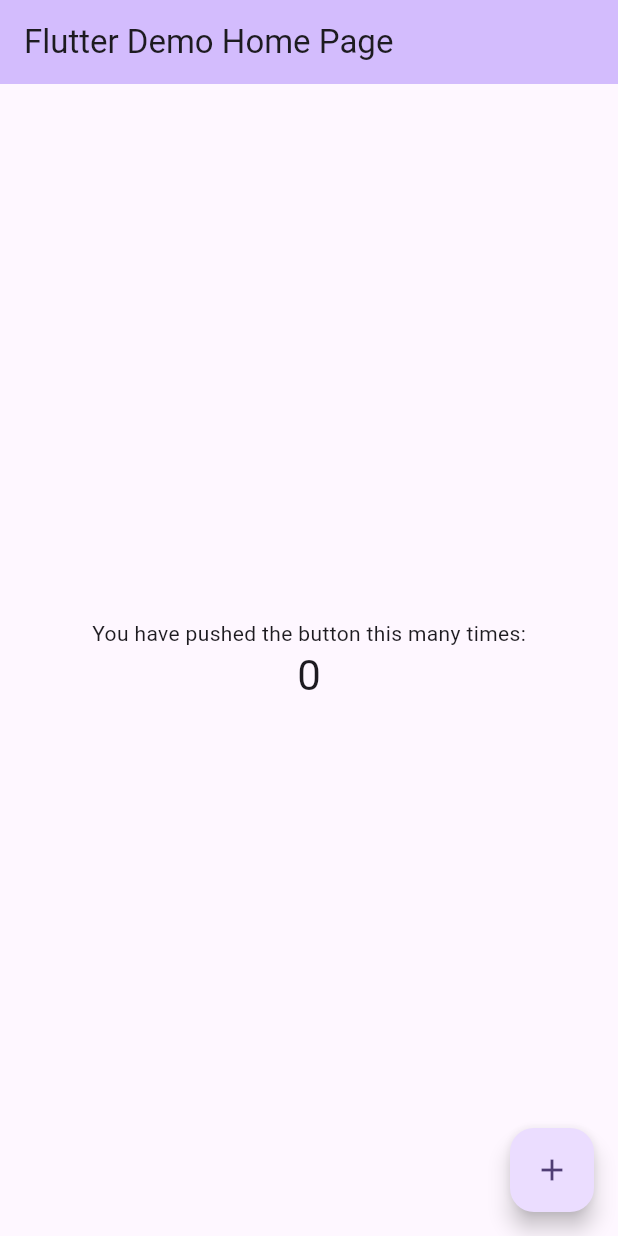
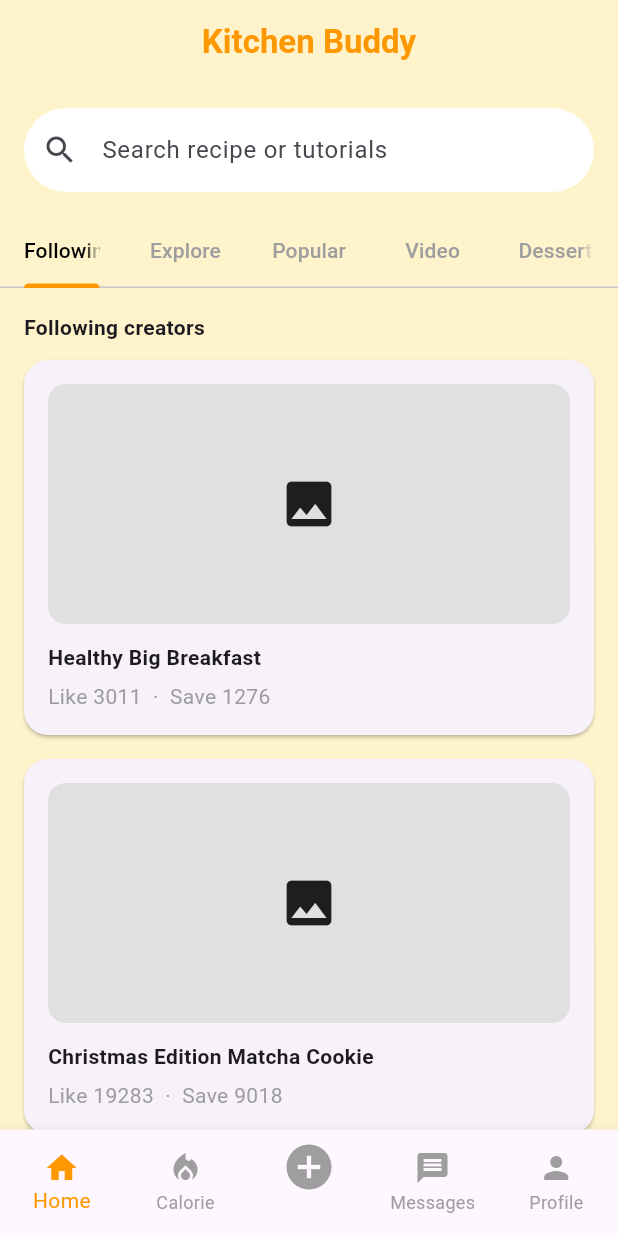
Before and after one commit to jiaxuenee/fyp_project_2, a Flutter app: the screen it shows after launch, on a phone screen of 412 x 824 dp. Run offline on Flutter 3.47's test engine with Material 3 defaults, Android fonts, the light colour scheme and no system bars.

Commit message:
initial commit

```diff
--- /dev/null
+++ b/lib/home_screen.dart
@@ -0,0 +1,197 @@
+import 'package:flutter/material.dart';
+
+class HomeScreen extends StatefulWidget {
+  const HomeScreen({super.key});
+
+  @override
+  State<HomeScreen> createState() => _HomeScreenState();
+}
+
+class _HomeScreenState extends State<HomeScreen>
+    with SingleTickerProviderStateMixin {
+  late TabController _tabController;
+
+  @override
+  void initState() {
+    super.initState();
+    _tabController = TabController(length: 5, vsync: this);
+  }
+
+  @override
+  void dispose() {
+    _tabController.dispose();
+    super.dispose();
+  }
+
+  @override
+  Widget build(BuildContext context) {
+    return Scaffold(
+      backgroundColor: const Color(0xFFFFF3CC),
+      appBar: AppBar(
+        backgroundColor: const Color(0xFFFFF3CC),
+        elevation: 0,
+        centerTitle: true,
+        title: const Text(
+          'Kitchen Buddy',
+          style: TextStyle(
+            fontWeight: FontWeight.bold,
+            color: Colors.orange,
+          ),
+        ),
+      ),
+      body: Column(
+        children: [
+          _buildSearchBar(),
+          TabBar(
+            controller: _tabController,
+            indicatorColor: Colors.orange,
+            labelColor: Colors.black,
+            unselectedLabelColor: Colors.grey,
+            tabs: const [
+              Tab(text: 'Following'),
+              Tab(text: 'Explore'),
+              Tab(text: 'Popular'),
+              Tab(text: 'Video'),
+              Tab(text: 'Desserts'),
+            ],
+          ),
+          Expanded(
+            child: TabBarView(
+              controller: _tabController,
+              children: [
+                _followingTab(),
+                _exploreTab(),
+                _popularTab(),
+                _videoTab(),
+                _dessertTab(),
+              ],
+            ),
+          ),
+        ],
+      ),
+      bottomNavigationBar: _buildBottomNav(),
+    );
+  }
+
+  Widget _buildSearchBar() {
+    return Padding(
+      padding: const EdgeInsets.all(16.0),
+      child: TextField(
+        decoration: InputDecoration(
+          hintText: 'Search recipe or tutorials',
+          prefixIcon: const Icon(Icons.search),
+          filled: true,
+          fillColor: Colors.white,
+          border: OutlineInputBorder(
+            borderRadius: BorderRadius.circular(30),
+            borderSide: BorderSide.none,
+          ),
+        ),
+      ),
+    );
+  }
+
+  Widget _followingTab() {
+    return ListView(
+      padding: const EdgeInsets.all(16),
+      children: [
+        const Text('Following creators',
+            style: TextStyle(fontWeight: FontWeight.bold)),
+        const SizedBox(height: 12),
+        _recipeCard('Healthy Big Breakfast', 'Like 3011  ·  Save 1276'),
+        _recipeCard('Christmas Edition Matcha Cookie', 'Like 19283  ·  Save 9018'),
+        _recipeCard('ThaiStyle Pineapple Fried Rice', 'Like 211  ·  Save 152'),
+      ],
+    );
+  }
+
+  Widget _exploreTab() {
+    return const Center(child: Text('Explore content here'));
+  }
+
+  Widget _popularTab() {
+    return ListView(
+      padding: const EdgeInsets.all(16),
+      children: [
+        _rankCard('Ranked by views'),
+        _rankCard('Ranked by likes'),
+        _rankCard('Ranked by followers'),
+      ],
+    );
+  }
+
+  Widget _videoTab() {
+    return const Center(child: Text('Video tutorials'));
+  }
+
+  Widget _dessertTab() {
+    return ListView(
+      padding: const EdgeInsets.all(16),
+      children: [
+        _recipeCard('[No Oven Needed] Strawberry Mochi', 'Like 30261  ·  Save 12976'),
+        _recipeCard('Easy Handmade Fresh Iced Lemon Tea', 'Like 31  ·  Save 12'),
+        _recipeCard('Basque Burnt Cheesecake', 'Like 301  ·  Save 120'),
+      ],
+    );
+  }
+
+  Widget _recipeCard(String title, String subtitle) {
+    return Card(
+      shape: RoundedRectangleBorder(borderRadius: BorderRadius.circular(16)),
+      margin: const EdgeInsets.only(bottom: 16),
+      child: Padding(
+        padding: const EdgeInsets.all(16),
+        child: Column(
+          crossAxisAlignment: CrossAxisAlignment.start,
+          children: [
+            Container(
+              height: 160,
+              decoration: BoxDecoration(
+                color: Colors.grey[300],
+                borderRadius: BorderRadius.circular(12),
+              ),
+              child: const Center(child: Icon(Icons.image, size: 40)),
+            ),
+            const SizedBox(height: 12),
+            Text(title,
+                style: const TextStyle(fontWeight: FontWeight.bold)),
+            const SizedBox(height: 6),
+            Text(subtitle, style: const TextStyle(color: Colors.grey)),
+          ],
+        ),
+      ),
+    );
+  }
+
+  Widget _rankCard(String text) {
+    return Container(
+      height: 140,
+      margin: const EdgeInsets.only(bottom: 16),
+      decoration: BoxDecoration(
+        color: Colors.grey[300],
+        borderRadius: BorderRadius.circular(20),
+      ),
+      child: Center(
+        child: Text(
+          text,
+          style: const TextStyle(fontSize: 18, fontWeight: FontWeight.bold),
+        ),
+      ),
+    );
+  }
+
+  Widget _buildBottomNav() {
+    return BottomNavigationBar(
+      type: BottomNavigationBarType.fixed,
+      selectedItemColor: Colors.orange,
+      unselectedItemColor: Colors.grey,
+      items: const [
+        BottomNavigationBarItem(icon: Icon(Icons.home), label: 'Home'),
+        BottomNavigationBarItem(icon: Icon(Icons.local_fire_department), label: 'Calorie'),
+        BottomNavigationBarItem(icon: Icon(Icons.add_circle, size: 36), label: ''),
+        BottomNavigationBarItem(icon: Icon(Icons.message), label: 'Messages'),
+        BottomNavigationBarItem(icon: Icon(Icons.person), label: 'Profile'),
+      ],
+    );
+  }
+}
--- a/lib/main.dart
+++ b/lib/main.dart
@@ -1,4 +1,5 @@
 import 'package:flutter/material.dart';
+import 'home_screen.dart';
 
 void main() {
   runApp(const MyApp());
@@ -7,116 +8,16 @@ void main() {
 class MyApp extends StatelessWidget {
   const MyApp({super.key});
 
-  // This widget is the root of your application.
   @override
   Widget build(BuildContext context) {
     return MaterialApp(
-      title: 'Flutter Demo',
+      debugShowCheckedModeBanner: false,
+      title: 'Kitchen Buddy',
       theme: ThemeData(
-        // This is the theme of your application.
-        //
-        // TRY THIS: Try running your application with "flutter run". You'll see
-        // the application has a purple toolbar. Then, without quitting the app,
-        // try changing the seedColor in the colorScheme below to Colors.green
-        // and then invoke "hot reload" (save your changes or press the "hot
-        // reload" button in a Flutter-supported IDE, or press "r" if you used
-        // the command line to start the app).
-        //
-        // Notice that the counter didn't reset back to zero; the application
-        // state is not lost during the reload. To reset the state, use hot
-        // restart instead.
-        //
-        // This works for code too, not just values: Most code changes can be
-        // tested with just a hot reload.
-        colorScheme: .fromSeed(seedColor: Colors.deepPurple),
+        primarySwatch: Colors.orange,
+        scaffoldBackgroundColor: const Color(0xFFFFF3CC),
       ),
-      home: const MyHomePage(title: 'Flutter Demo Home Page'),
+      home: const HomeScreen(),
     );
   }
 }
-
-class MyHomePage extends StatefulWidget {
-  const MyHomePage({super.key, required this.title});
-
-  // This widget is the home page of your application. It is stateful, meaning
-  // that it has a State object (defined below) that contains fields that affect
-  // how it looks.
-
-  // This class is the configuration for the state. It holds the values (in this
-  // case the title) provided by the parent (in this case the App widget) and
-  // used by the build method of the State. Fields in a Widget subclass are
-  // always marked "final".
-
-  final String title;
-
-  @override
-  State<MyHomePage> createState() => _MyHomePageState();
-}
-
-class _MyHomePageState extends State<MyHomePage> {
-  int _counter = 0;
-
-  void _incrementCounter() {
-    setState(() {
-      // This call to setState tells the Flutter framework that something has
-      // changed in this State, which causes it to rerun the build method below
-      // so that the display can reflect the updated values. If we changed
-      // _counter without calling setState(), then the build method would not be
-      // called again, and so nothing would appear to happen.
-      _counter++;
-    });
-  }
-
-  @override
-  Widget build(BuildContext context) {
-    // This method is rerun every time setState is called, for instance as done
-    // by the _incrementCounter method above.
-    //
-    // The Flutter framework has been optimized to make rerunning build methods
-    // fast, so that you can just rebuild anything that needs updating rather
-    // than having to individually change instances of widgets.
-    return Scaffold(
-      appBar: AppBar(
-        // TRY THIS: Try changing the color here to a specific color (to
-        // Colors.amber, perhaps?) and trigger a hot reload to see the AppBar
-        // change color while the other colors stay the same.
-        backgroundColor: Theme.of(context).colorScheme.inversePrimary,
-        // Here we take the value from the MyHomePage object that was created by
-        // the App.build method, and use it to set our appbar title.
-        title: Text(widget.title),
-      ),
-      body: Center(
-        // Center is a layout widget. It takes a single child and positions it
-        // in the middle of the parent.
-        child: Column(
-          // Column is also a layout widget. It takes a list of children and
-          // arranges them vertically. By default, it sizes itself to fit its
-          // children horizontally, and tries to be as tall as its parent.
-          //
-          // Column has various properties to control how it sizes itself and
-          // how it positions its children. Here we use mainAxisAlignment to
-          // center the children vertically; the main axis here is the vertical
-          // axis because Columns are vertical (the cross axis would be
-          // horizontal).
-          //
-          // TRY THIS: Invoke "debug painting" (choose the "Toggle Debug Paint"
-          // action in the IDE, or press "p" in the console), to see the
-          // wireframe for each widget.
-          mainAxisAlignment: .center,
-          children: [
-            const Text('You have pushed the button this many times:'),
-            Text(
-              '$_counter',
-              style: Theme.of(context).textTheme.headlineMedium,
-            ),
-          ],
-        ),
-      ),
-      floatingActionButton: FloatingActionButton(
-        onPressed: _incrementCounter,
-        tooltip: 'Increment',
-        child: const Icon(Icons.add),
-      ),
-    );
-  }
-}
```
